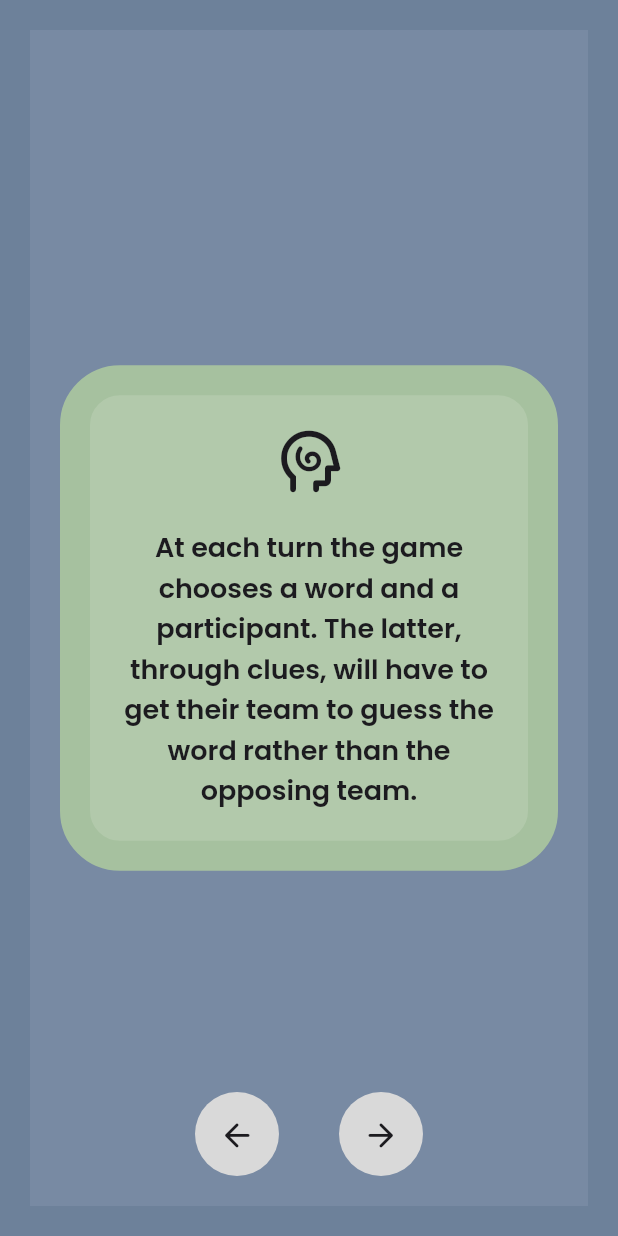
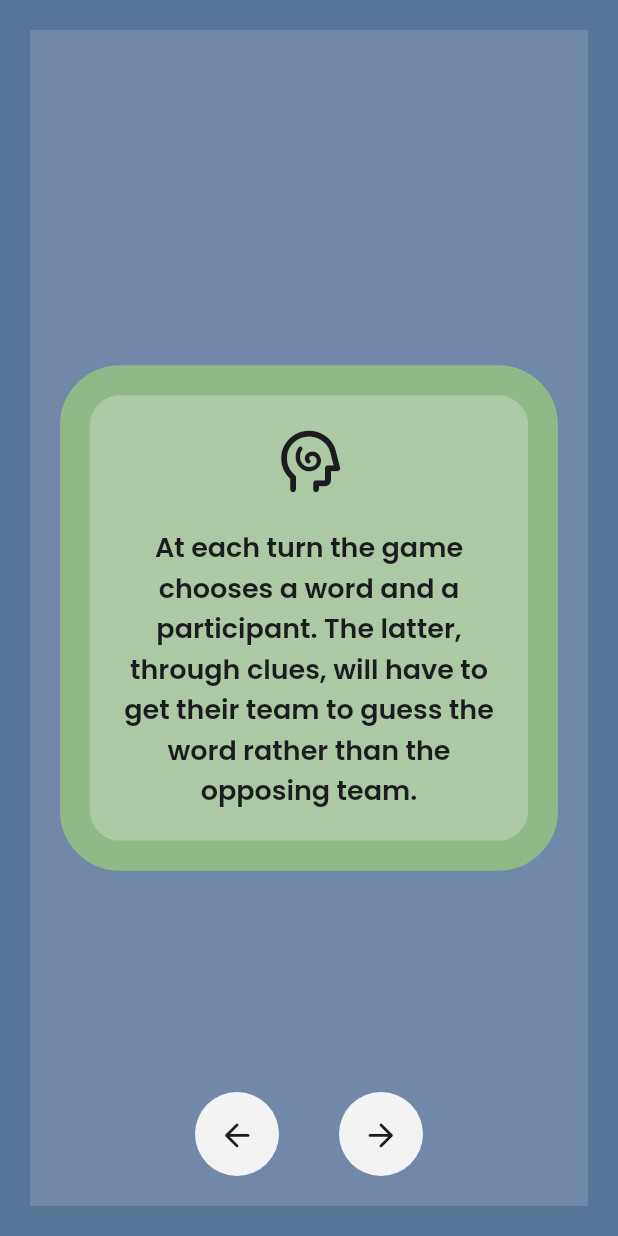
Before and after one commit to paologiua/complicity_game, a Flutter app: the SecondStepScreen screen opened by its route, on a phone screen of 412 x 824 dp. Run offline on Flutter 3.47's test engine with Material 2 defaults, Android fonts, the phone set to English and light mode, and no system bars; our stand-ins replace flutter_keyboard_visibility, flutter_svg; generated files the repository leaves out were written again; project files that could hold a hidden picture were left out.

Commit message:
Updated the theme with brighter colors

```diff
--- a/lib/constants/theme.dart
+++ b/lib/constants/theme.dart
@@ -1,21 +1,21 @@
 import 'package:flutter/material.dart';
 
 class ThemeConstants {
-  static const Color greenPrimaryColor = Color(0xFFB2C9AB);
-  static const Color greenSecondaryColor = Color(0xFFA6C19F);
+  static const Color greenPrimaryColor = Color(0xFFACC8A4);
+  static const Color greenSecondaryColor = Color(0xFF91B888);
 
-  static const Color yellowPrimaryColor = Color(0xFFE8DDB5);
-  static const Color yellowSecondaryColor = Color(0xFFE3D3A1);
+  static const Color yellowPrimaryColor = Color(0xFFE9DCAD);
+  static const Color yellowSecondaryColor = Color(0xFFE0CE95);
 
-  static const Color greyPrimaryColor = Color(0xFFD9D9D9);
-  static const Color greySecondaryColor = Color(0xFFC0C0C0);
+  static const Color greyPrimaryColor = Color(0xFFF3F3F3);
+  static const Color greySecondaryColor = Color(0xFFCECECE);
 
-  static const Color bluePrimaryColor = Color(0xFF788AA3);
-  static const Color blueSecondaryColor = Color(0xFF6D819A);
+  static const Color bluePrimaryColor = Color(0xFF7188A8);
+  static const Color blueSecondaryColor = Color(0xFF597597);
   static const Color blueDarkColor = Color(0xFF5D677C);
 
-  static const Color purplePrimaryColor = Color(0xFF666A86);
-  static const Color purpleSecondaryColor = Color(0xFF62647E);
+  static const Color purplePrimaryColor = Color(0xFF606586);
+  static const Color purpleSecondaryColor = Color(0xFF575978);
 
   static const FontWeight defaultFontWeight = FontWeight.w600;
   static const double defaultFontSize = 18.0;
```
Also changed, not shown: assets/images/splash-icon.svg.
